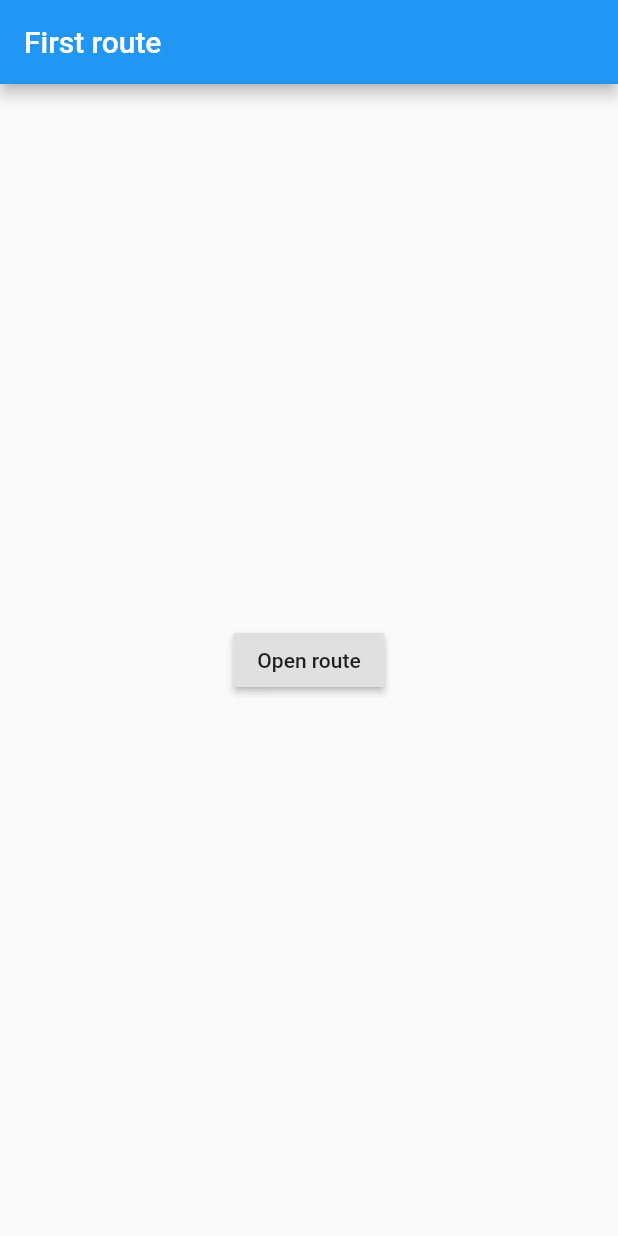
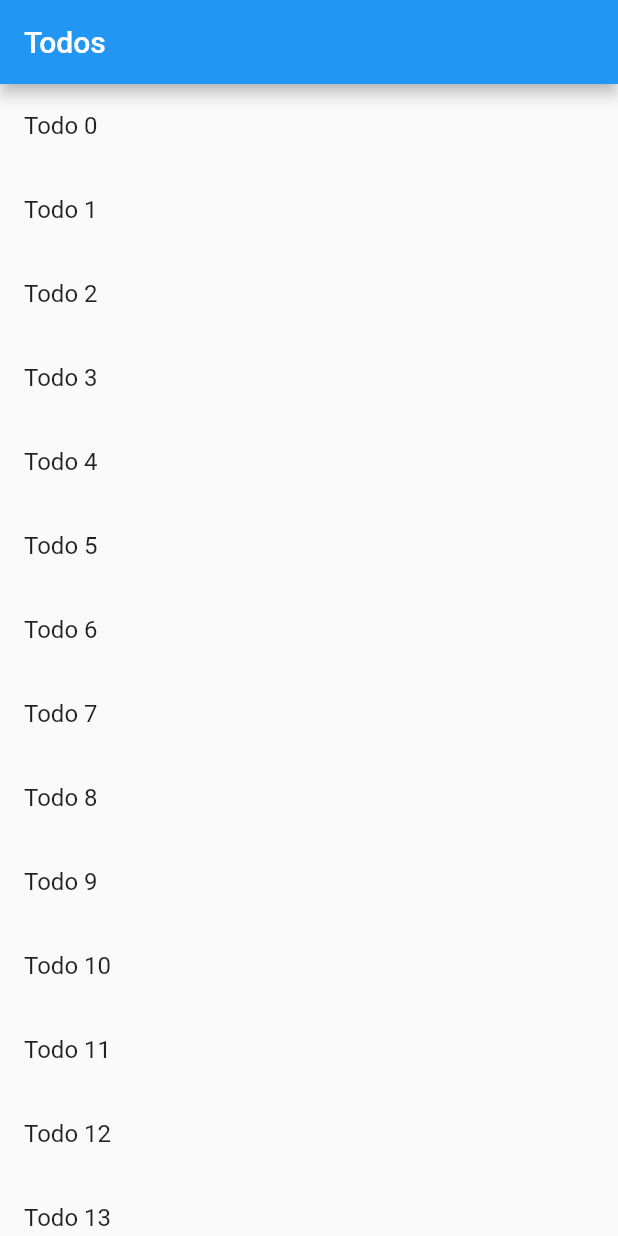
Before and after one commit to wangbin0802/FlutterApp, a Flutter app: the screen it shows after launch, on a phone screen of 412 x 824 dp. Run offline on Flutter 3.47's test engine with Material 2 defaults, Android fonts, the phone set to English and light mode, and no system bars.

Commit message:
Todo route demo.

```diff
--- a/flutter_app/lib/main.dart
+++ b/flutter_app/lib/main.dart
@@ -2,12 +2,20 @@
 import 'package:flutter/material.dart';
 import 'package:flutter_app/CounterPage.dart';
 import 'package:flutter_app/route.dart';
+import 'package:flutter_app/todo/Todo.dart';
+import 'package:flutter_app/todo/TodosScreen.dart';
 
 import 'ShoppingList.dart';
 import 'layout.dart';
 
 void main() {
-  runApp(MyApp());
+//  runApp(MyApp());
+  runApp(MaterialApp(
+    title: 'Passing Data',
+    home: TodosScreen(todos: List.generate(20, (i) => Todo(
+        'Todo $i',
+        'A description of what needs to be done for Todo $i'))),
+  ));
 }
 
 class MyApp extends StatelessWidget {
@@ -75,12 +83,18 @@
 //              floatActionButton
 //            ],
 //          )),
-    home: FirstRoute(),
+//      home: FirstRoute(),
+      initialRoute: '/',
+      routes: {
+        '/': (context) => FirstRoute(),
+        '/second': (context) => SecondRoute(),
+      },
     );
   }
 }
 
-Widget buildCard() => SizedBox(
+Widget buildCard() =>
+    SizedBox(
       height: 200,
       child: Card(
         child: Column(
@@ -110,7 +124,8 @@
       ),
     );
 
-Widget buildListView() => ListView(
+Widget buildListView() =>
+    ListView(
       children: <Widget>[
         _tile('Cinkdkdk kdkd kdkd ', 'I 9 kd ol', Icons.theaters),
         _tile('Cinkdkdk 3i4b kdkd ', 'I 9 kd d', Icons.theaters),
@@ -241,7 +256,10 @@
             ),
             Text(
               '$_counter',
-              style: Theme.of(context).textTheme.display1,
+              style: Theme
+                  .of(context)
+                  .textTheme
+                  .display1,
             ),
             Text('Hello, how are you?',
                 textAlign: TextAlign.center,
--- a/flutter_app/lib/route.dart
+++ b/flutter_app/lib/route.dart
@@ -12,8 +12,9 @@
             child: Text('Open route'),
             onPressed: () {
               // Navigate
-              Navigator.push(context,
-                  MaterialPageRoute(builder: (context) => SecondRoute()));
+//              Navigator.push(context,
+//                  MaterialPageRoute(builder: (context) => SecondRoute()));
+            Navigator.pushNamed(context, '/second');
             }),
       ),
     );
--- /dev/null
+++ b/flutter_app/lib/todo/Todo.dart
@@ -0,0 +1,6 @@
+class Todo {
+  final String title;
+  final String description;
+
+  Todo(this.title, this.description);
+}
--- /dev/null
+++ b/flutter_app/lib/todo/TodosScreen.dart
@@ -0,0 +1,46 @@
+import 'package:flutter/material.dart';
+
+import 'Todo.dart';
+
+class TodosScreen extends StatelessWidget {
+  final List<Todo> todos;
+  TodosScreen({Key key, @required this.todos}) : super(key: key);
+  @override
+  Widget build(BuildContext context) {
+    return Scaffold(
+      appBar: AppBar(
+        title: Text('Todos'),
+      ),
+      body: ListView.builder(
+        itemCount: todos.length,
+        itemBuilder: (context, index) {
+          return ListTile(
+            title: Text(todos[index].title),
+            onTap: () {
+              Navigator.push(context, MaterialPageRoute(
+                builder: (context) => DetailScreen(todo: todos[index])
+              ));
+            },
+          );
+        },
+      ),
+    );
+  }
+}
+
+class DetailScreen extends StatelessWidget {
+  final Todo todo;
+  DetailScreen({Key key, @required this.todo}) : super(key: key);
+  @override
+  Widget build(BuildContext context) {
+    return Scaffold(
+      appBar: AppBar(
+        title: Text(todo.title),
+      ),
+      body: Padding(
+        padding: EdgeInsets.all(16.0),
+        child: Text(todo.description),
+      ),
+    );
+  }
+}
```
